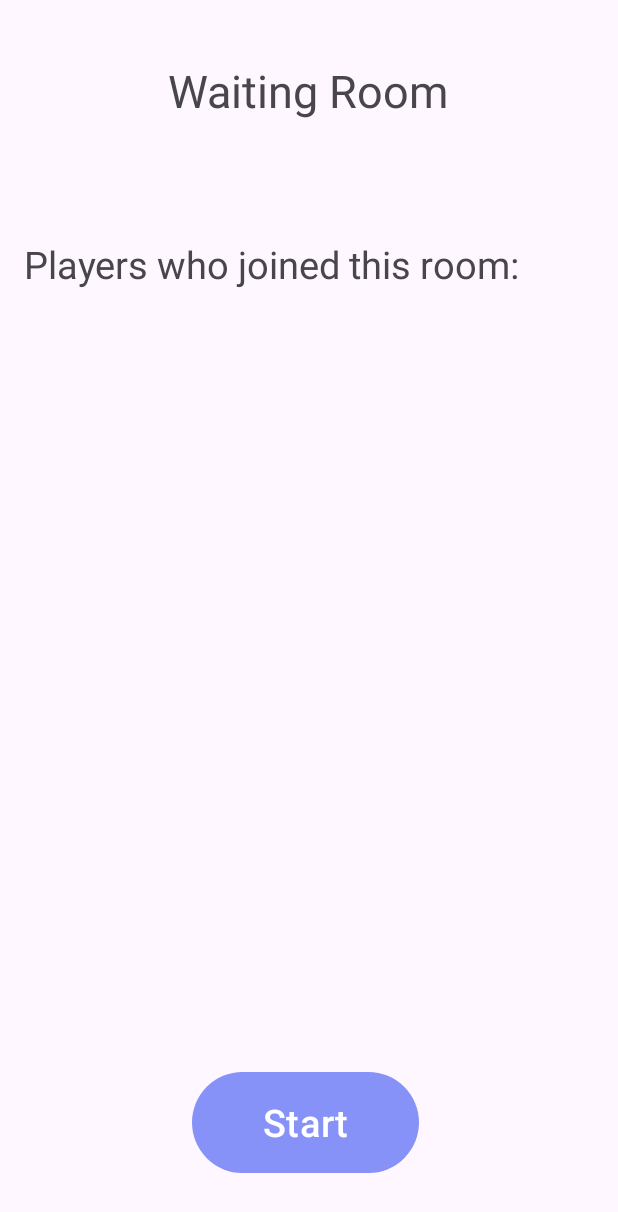
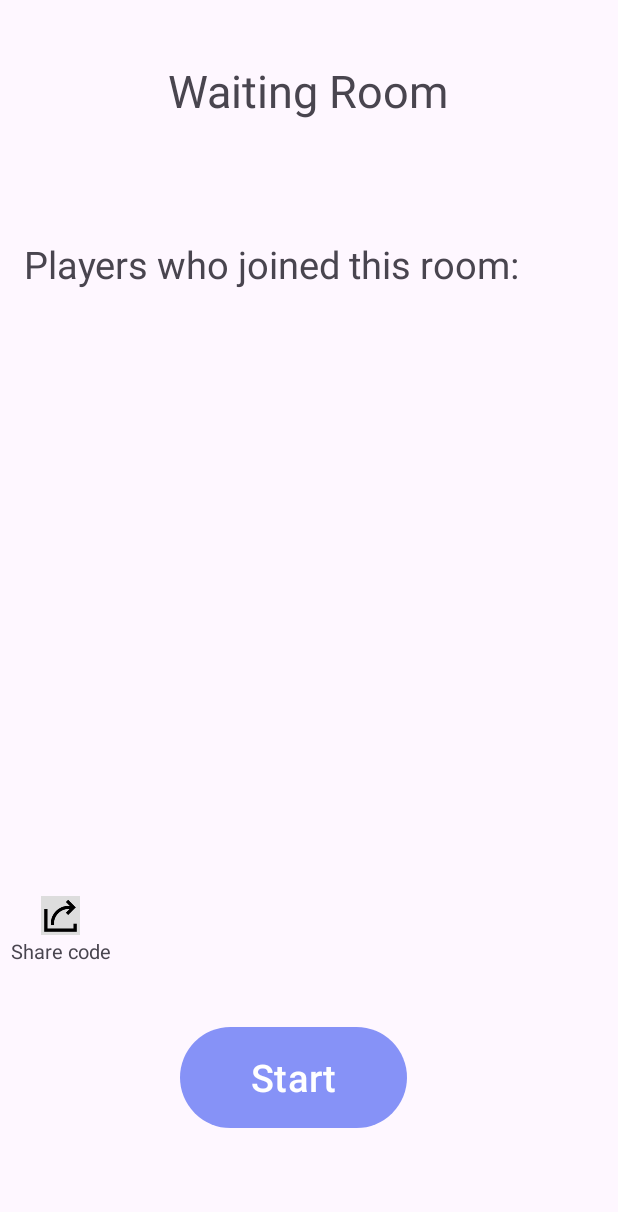
Before and after one commit to MichalLeibovich/MyProject1, an Android app: the WaitingRoomActivity screen opened directly, with no data from a screen before it, on a phone screen of 412 x 824 dp. Shown: the top 1212 px of the screen. Run offline under Robolectric (Android 15) with nearby library versions, the phone set to English and light mode, and no system bars; our stand-ins replace Firebase (no records; nobody signed in at launch, a user with empty details on screens opened directly).

Commit message:
commit 21/2 12:10

```diff
--- a/app/src/main/java/com/example/myproject1/GamePage/GameActivity.java
+++ b/app/src/main/java/com/example/myproject1/GamePage/GameActivity.java
@@ -2,7 +2,6 @@ package com.example.myproject1.GamePage;
 
 import static android.app.PendingIntent.getActivity;
 import static com.example.myproject1.GamePage.Display.colorList;
-import static com.example.myproject1.GamePage.Display.pathList;
 import static com.example.myproject1.GamePage.Display.pathList;
 
 import androidx.annotation.NonNull;
@@ -11,9 +10,7 @@ import androidx.core.content.ContextCompat;
 
 import android.content.Intent;
 import android.graphics.Bitmap;
-import android.graphics.BitmapFactory;
 import android.graphics.Canvas;
-import android.graphics.Color;
 import android.graphics.Paint;
 import android.graphics.Path;
 import android.net.Uri;
@@ -24,10 +21,8 @@ import android.view.View;
 import android.widget.TextView;
 import android.widget.Toast;
 
-import com.example.myproject1.MainScreenActivity;
 import com.example.myproject1.R;
 import com.example.myproject1.RankingScreenActivity;
-import com.example.myproject1.WaitingRoomActivity;
 import com.google.android.gms.tasks.Continuation;
 import com.google.android.gms.tasks.OnCompleteListener;
 import com.google.android.gms.tasks.Task;
--- a/app/src/main/res/layout/activity_waiting_room.xml
+++ b/app/src/main/res/layout/activity_waiting_room.xml
@@ -10,8 +10,8 @@
         android:id="@+id/startGameButton"
         android:layout_width="151dp"
         android:layout_height="75dp"
-        android:layout_marginStart="128dp"
-        android:layout_marginTop="86dp"
+        android:layout_marginStart="120dp"
+        android:layout_marginTop="56dp"
         android:onClick="StartClicked"
         android:text="Start"
         android:textSize="25dp"
@@ -44,11 +44,33 @@
         android:id="@+id/codeTextView"
         android:layout_width="wrap_content"
         android:layout_height="wrap_content"
-        android:layout_marginStart="112dp"
+        android:layout_marginStart="57dp"
         android:layout_marginTop="404dp"
         android:text="TextView"
         android:textSize="20dp"
-        app:layout_constraintStart_toStartOf="parent"
+        app:layout_constraintStart_toEndOf="@+id/shareImageView"
         app:layout_constraintTop_toBottomOf="@+id/playersTextView" />
 
+    <ImageView
+        android:id="@+id/shareImageView"
+        android:layout_width="26dp"
+        android:layout_height="26dp"
+        android:layout_marginStart="27dp"
+        android:layout_marginTop="404dp"
+        android:onClick="shareCode"
+        app:layout_constraintStart_toStartOf="parent"
+        app:layout_constraintTop_toBottomOf="@+id/playersTextView"
+        app:srcCompat="@drawable/waitingroom_share_pic" />
+
+    <TextView
+        android:id="@+id/shareTextView"
+        android:layout_width="wrap_content"
+        android:layout_height="wrap_content"
+        android:layout_marginStart="7dp"
+        android:layout_marginTop="1dp"
+        android:text="Share code"
+        android:textSize="13dp"
+        app:layout_constraintStart_toStartOf="parent"
+        app:layout_constraintTop_toBottomOf="@+id/shareImageView" />
+
 </androidx.constraintlayout.widget.ConstraintLayout>
```
Also changed, not shown: app/src/main/java/com/example/myproject1/GameRoom.java (+9 -6 lines), app/src/main/java/com/example/myproject1/MainScreenActivity.java (+7 -6 lines), app/src/main/java/com/example/myproject1/WaitingRoomActivity.java (+43 -6 lines), app/src/main/res/drawable/waitingroom_share_pic.png (added).
